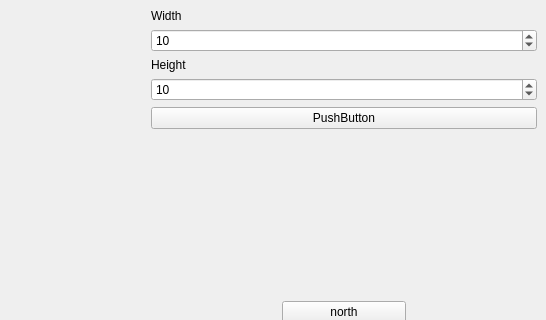
First picture: the form in amazon/mainwindow.ui, repository fairynoxx/warehouse, before the edit; both pictures show x 250 to 796 and y 0 to 320 of the 796 by 498 pixel window.
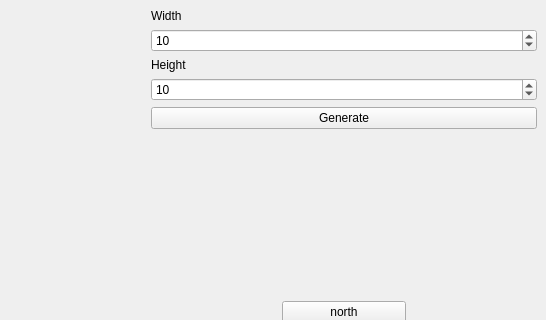
Second picture: the form after the edit.

```diff
--- a/amazon/mainwindow.ui
+++ b/amazon/mainwindow.ui
@@ -56,7 +56,7 @@
         <item>
          <widget class="QPushButton" name="pushButton">
           <property name="text">
-           <string>PushButton</string>
+           <string>Generate</string>
           </property>
          </widget>
         </item>
```
